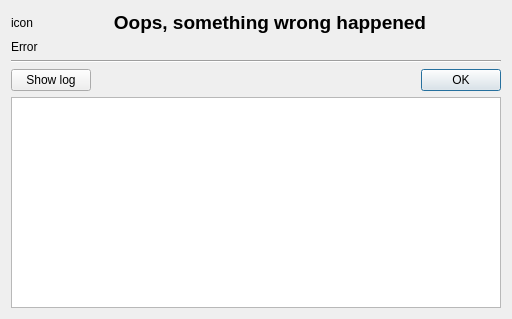
The window that src/errordialog.ui (wilbert2000/wzplayer) describes before a commit, drawn with Qt 5.
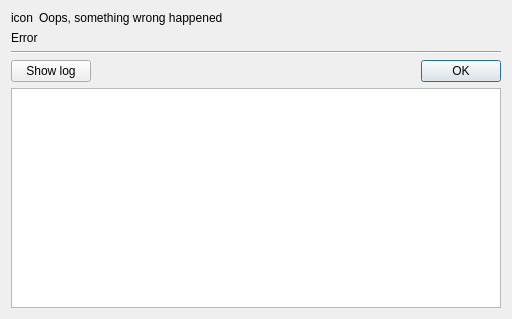
The same window after the commit.

Commit message: Cosmetic changes in the mplayer error dialog

```diff
--- a/src/errordialog.ui
+++ b/src/errordialog.ui
@@ -24,6 +24,9 @@
        <property name="alignment">
         <set>Qt::AlignCenter</set>
        </property>
+       <property name="margin">
+        <number>4</number>
+       </property>
       </widget>
      </item>
      <item>
@@ -35,7 +38,7 @@
         </sizepolicy>
        </property>
        <property name="text">
-        <string>&lt;html&gt;&lt;head/&gt;&lt;body&gt;&lt;p align=&quot;center&quot;&gt;&lt;span style=&quot; font-size:14pt; font-weight:600;&quot;&gt;Oops, something wrong happened&lt;/span&gt;&lt;/p&gt;&lt;/body&gt;&lt;/html&gt;</string>
+        <string>Oops, something wrong happened</string>
        </property>
       </widget>
      </item>
@@ -61,6 +64,9 @@
      <property name="wordWrap">
       <bool>true</bool>
      </property>
+     <property name="margin">
+      <number>4</number>
+     </property>
     </widget>
    </item>
    <item>
```
The commit also changes 2 other files.
